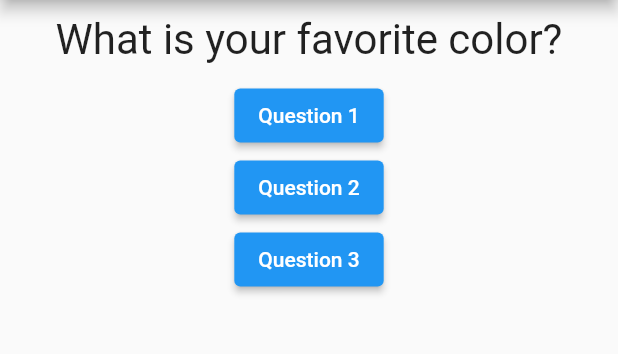
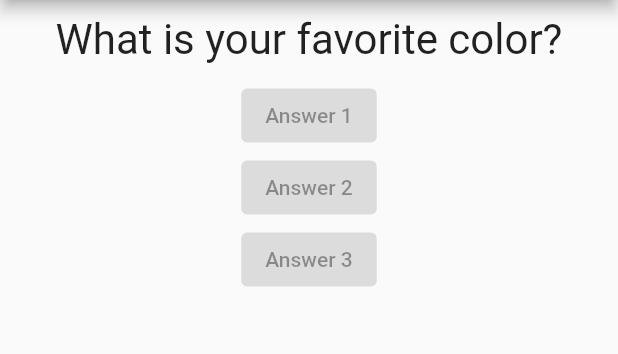
Before and after one commit to santclear/questions_project, a Flutter app: the screen it shows after launch, on a phone screen of 412 x 824 dp, the part 84-438 px from its top. Run offline on Flutter 3.47's test engine with Material 2 defaults, Android fonts, the phone set to English and light mode, and no system bars.

Commit message:
15 - ElevatedButton replaced by the new Answer class.

```diff
--- /dev/null
+++ b/lib/answer.dart
@@ -0,0 +1,15 @@
+import 'package:flutter/material.dart';
+
+class Answer extends StatelessWidget {
+  final String text;
+
+  const Answer(this.text, {super.key});
+
+  @override
+  Widget build(BuildContext context) {
+    return ElevatedButton(
+      onPressed: null,
+      child: Text(text),
+    );
+  }
+}
--- a/lib/main.dart
+++ b/lib/main.dart
@@ -1,5 +1,6 @@
 import 'package:flutter/material.dart';
 import './question.dart';
+import 'answer.dart';
 
 main() => runApp(QuestionsApp());
 
@@ -32,24 +33,14 @@ class _QuestionsAppState extends State<QuestionsApp> {
           materialTapTargetSize: MaterialTapTargetSize.padded),
       home: Scaffold(
         appBar: AppBar(
-          title: Text('Questions'),
+          title: const Text('Questions'),
         ),
         body: Column(
           children: [
             Question(questions[_questionSelected]),
-            ElevatedButton(
-              //style: ElevatedButton.styleFrom(padding: EdgeInsets.all(50)),
-              child: Text('Question 1'),
-              onPressed: _answer,
-            ),
-            ElevatedButton(
-              child: Text('Question 2'),
-              onPressed: _answer,
-            ),
-            ElevatedButton(
-              child: const Text('Question 3'),
-              onPressed: _answer,
-            )
+            const Answer('Answer 1'),
+            const Answer('Answer 2'),
+            const Answer('Answer 3')
           ],
         ),
       ),
```
